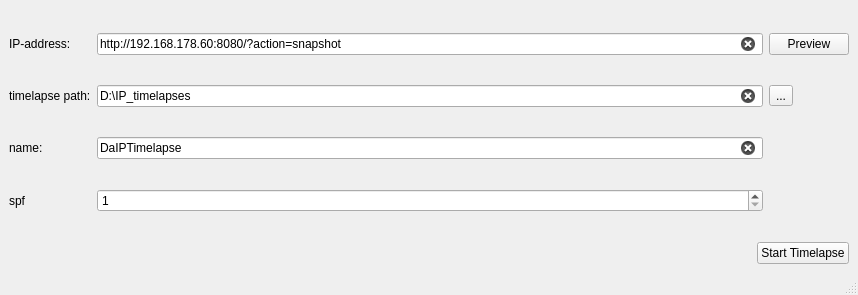
This is ui/main.ui in CaptainDario/DaIPTimelapse as Qt 5 draws it before an edit. The edited form follows.
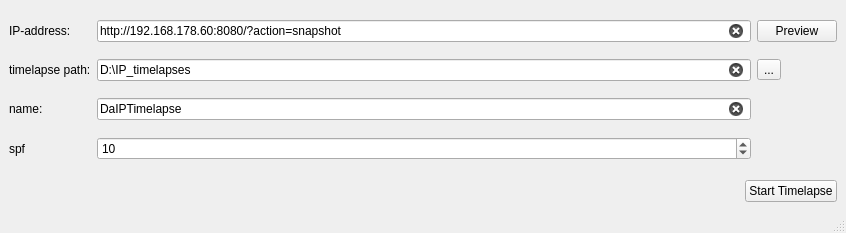
This is the edited form.

Commit message: changed default ui values

What changed in the file:
```diff
--- a/ui/main.ui
+++ b/ui/main.ui
@@ -6,8 +6,8 @@
    <rect>
     <x>0</x>
     <y>0</y>
-    <width>858</width>
-    <height>295</height>
+    <width>846</width>
+    <height>233</height>
    </rect>
   </property>
   <property name="windowTitle">
@@ -93,7 +93,7 @@
          <number>1</number>
         </property>
         <property name="value">
-         <number>1</number>
+         <number>10</number>
         </property>
        </widget>
       </item>
```
Left out of the diff: 2 changed lines with no effect on the pictures. The commit also changes 1 other file.
